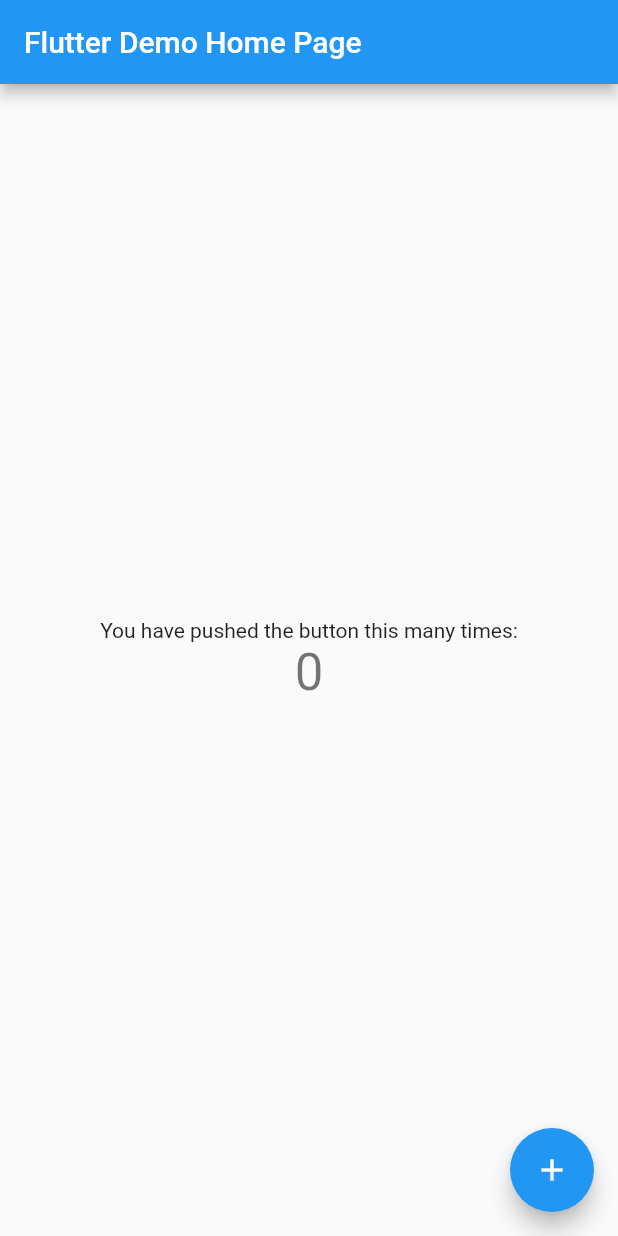
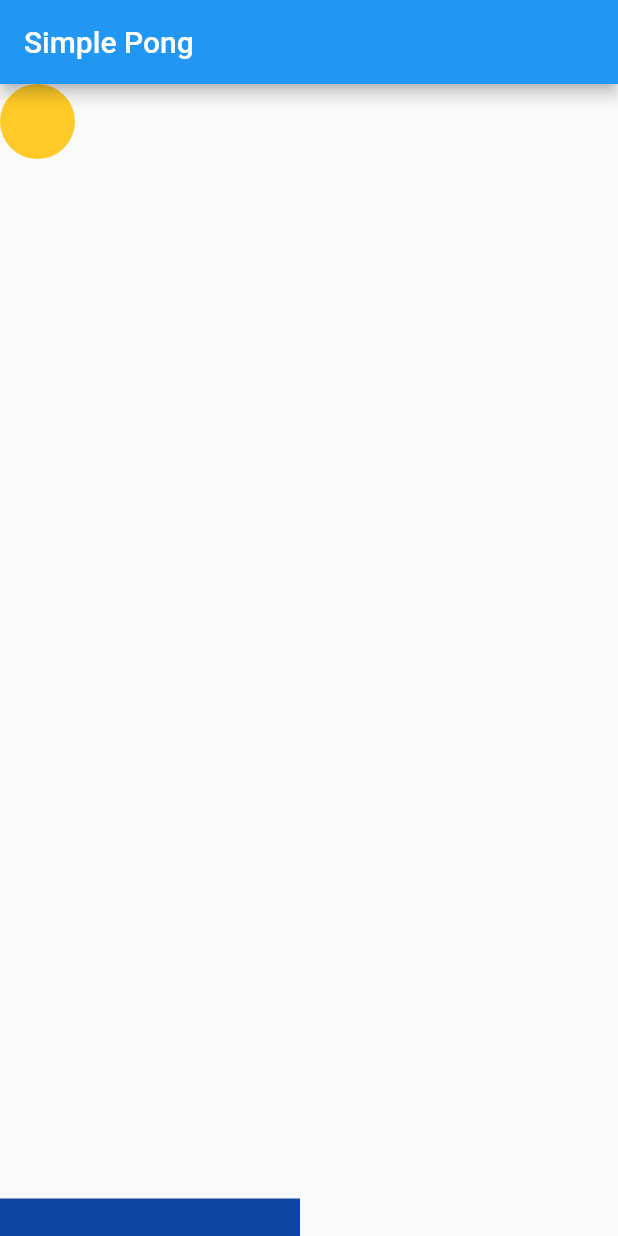
Before and after one commit to MilicTG/simple_pong, a Flutter app: the screen it shows after launch, on a phone screen of 412 x 824 dp. Run offline on Flutter 3.47's test engine with Material 2 defaults, Android fonts, the phone set to English and light mode, and no system bars.

Commit message:
Created first UI

```diff
--- /dev/null
+++ b/lib/ball.dart
@@ -0,0 +1,15 @@
+import 'package:flutter/material.dart';
+
+class Ball extends StatelessWidget {
+  final double diam = 50;
+
+  @override
+  Widget build(BuildContext context) {
+    return Container(
+      width: diam,
+      height: diam,
+      decoration:
+          new BoxDecoration(color: Colors.amber[400], shape: BoxShape.circle),
+    );
+  }
+}
--- /dev/null
+++ b/lib/bat.dart
@@ -0,0 +1,17 @@
+import 'package:flutter/material.dart';
+
+class Bat extends StatelessWidget {
+  final double width;
+  final double height;
+
+  Bat(this.width, this.height);
+
+  @override
+  Widget build(BuildContext context) {
+    return Container(
+      width: width,
+      height: height,
+      decoration: new BoxDecoration(color: Colors.blue[900]),
+    );
+  }
+}
--- a/lib/main.dart
+++ b/lib/main.dart
@@ -1,113 +1,22 @@
 import 'package:flutter/material.dart';
+import './pong.dart';
 
 void main() {
   runApp(MyApp());
 }
 
 class MyApp extends StatelessWidget {
-  // This widget is the root of your application.
   @override
   Widget build(BuildContext context) {
     return MaterialApp(
-      title: 'Flutter Demo',
-      theme: ThemeData(
-        // This is the theme of your application.
-        //
-        // Try running your application with "flutter run". You'll see the
-        // application has a blue toolbar. Then, without quitting the app, try
-        // changing the primarySwatch below to Colors.green and then invoke
-        // "hot reload" (press "r" in the console where you ran "flutter run",
-        // or simply save your changes to "hot reload" in a Flutter IDE).
-        // Notice that the counter didn't reset back to zero; the application
-        // is not restarted.
-        primarySwatch: Colors.blue,
+      title: 'Simple Pong',
+      theme: ThemeData(primarySwatch: Colors.blue),
+      home: Scaffold(
+        appBar: AppBar(
+          title: Text('Simple Pong'),
+        ),
+        body: SafeArea(child: Pong()),
       ),
-      home: MyHomePage(title: 'Flutter Demo Home Page'),
     );
   }
 }
-
-class MyHomePage extends StatefulWidget {
-  MyHomePage({Key key, this.title}) : super(key: key);
-
-  // This widget is the home page of your application. It is stateful, meaning
-  // that it has a State object (defined below) that contains fields that affect
-  // how it looks.
-
-  // This class is the configuration for the state. It holds the values (in this
-  // case the title) provided by the parent (in this case the App widget) and
-  // used by the build method of the State. Fields in a Widget subclass are
-  // always marked "final".
-
-  final String title;
-
-  @override
-  _MyHomePageState createState() => _MyHomePageState();
-}
-
-class _MyHomePageState extends State<MyHomePage> {
-  int _counter = 0;
-
-  void _incrementCounter() {
-    setState(() {
-      // This call to setState tells the Flutter framework that something has
-      // changed in this State, which causes it to rerun the build method below
-      // so that the display can reflect the updated values. If we changed
-      // _counter without calling setState(), then the build method would not be
-      // called again, and so nothing would appear to happen.
-      _counter++;
-    });
-  }
-
-  @override
-  Widget build(BuildContext context) {
-    // This method is rerun every time setState is called, for instance as done
-    // by the _incrementCounter method above.
-    //
-    // The Flutter framework has been optimized to make rerunning build methods
-    // fast, so that you can just rebuild anything that needs updating rather
-    // than having to individually change instances of widgets.
-    return Scaffold(
-      appBar: AppBar(
-        // Here we take the value from the MyHomePage object that was created by
-        // the App.build method, and use it to set our appbar title.
-        title: Text(widget.title),
-      ),
-      body: Center(
-        // Center is a layout widget. It takes a single child and positions it
-        // in the middle of the parent.
-        child: Column(
-          // Column is also a layout widget. It takes a list of children and
-          // arranges them vertically. By default, it sizes itself to fit its
-          // children horizontally, and tries to be as tall as its parent.
-          //
-          // Invoke "debug painting" (press "p" in the console, choose the
-          // "Toggle Debug Paint" action from the Flutter Inspector in Android
-          // Studio, or the "Toggle Debug Paint" command in Visual Studio Code)
-          // to see the wireframe for each widget.
-          //
-          // Column has various properties to control how it sizes itself and
-          // how it positions its children. Here we use mainAxisAlignment to
-          // center the children vertically; the main axis here is the vertical
-          // axis because Columns are vertical (the cross axis would be
-          // horizontal).
-          mainAxisAlignment: MainAxisAlignment.center,
-          children: <Widget>[
-            Text(
-              'You have pushed the button this many times:',
-            ),
-            Text(
-              '$_counter',
-              style: Theme.of(context).textTheme.headline4,
-            ),
-          ],
-        ),
-      ),
-      floatingActionButton: FloatingActionButton(
-        onPressed: _incrementCounter,
-        tooltip: 'Increment',
-        child: Icon(Icons.add),
-      ), // This trailing comma makes auto-formatting nicer for build methods.
-    );
-  }
-}
--- /dev/null
+++ b/lib/pong.dart
@@ -0,0 +1,29 @@
+import 'package:flutter/material.dart';
+import 'ball.dart';
+import 'bat.dart';
+
+class Pong extends StatefulWidget {
+  @override
+  _PongState createState() => _PongState();
+}
+
+class _PongState extends State<Pong> {
+  @override
+  Widget build(BuildContext context) {
+    return LayoutBuilder(
+        builder: (BuildContext context, BoxConstraints constraints) {
+      return Stack(
+        children: <Widget>[
+          Positioned(
+            child: Ball(),
+            top: 0,
+          ),
+          Positioned(
+            child: Bat(200, 25),
+            bottom: 0,
+          )
+        ],
+      );
+    });
+  }
+}
```
